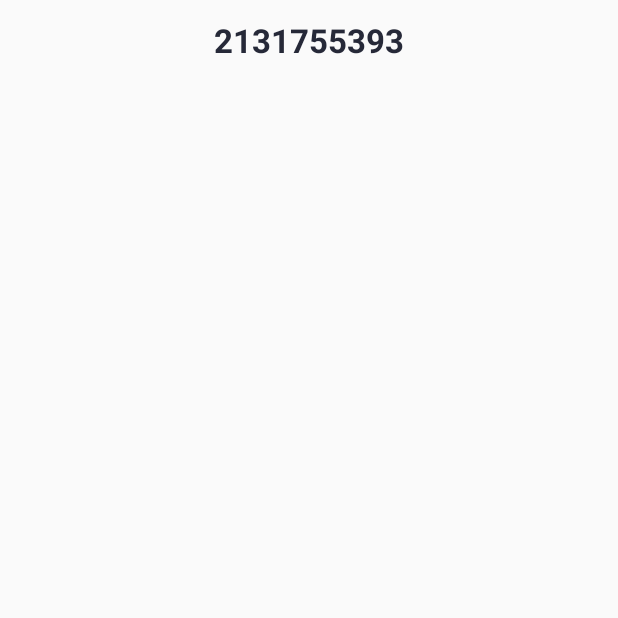
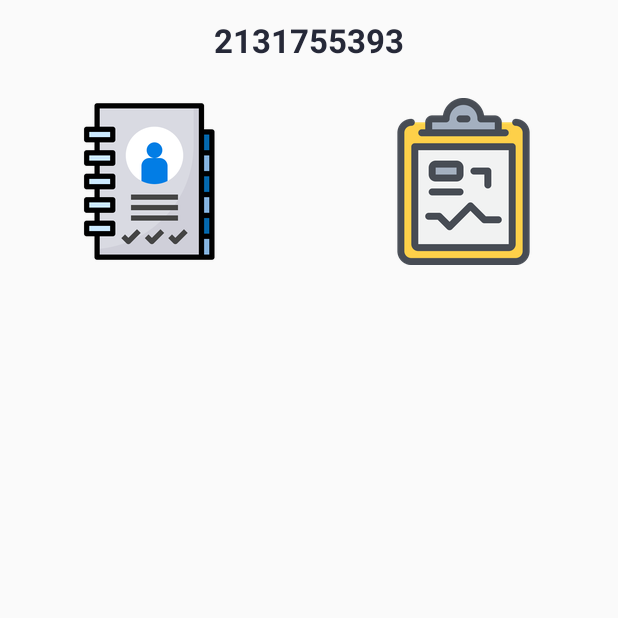
Before and after one commit to iamspd/ReportCard, an Android app: the MainActivity screen opened directly, with no data from a screen before it, on a phone screen of 412 x 824 dp, the top half of it. Run offline under Robolectric (Android 15) with nearby library versions, the phone set to English and light mode, and no system bars.

Commit message:
Images Commit

```diff
--- a/app/src/main/res/layout/activity_main.xml
+++ b/app/src/main/res/layout/activity_main.xml
@@ -16,6 +16,23 @@
         android:textSize="22sp"
         android:textStyle="bold" />
 
+    <LinearLayout
+        android:layout_width="match_parent"
+        android:layout_height="wrap_content"
+        android:layout_marginTop="12dp">
 
+        <ImageView
+            android:layout_height="wrap_content"
+            android:layout_width="0dp"
+            android:layout_weight="1"
+            android:src="@drawable/my_profile"/>
+
+        <ImageView
+            android:layout_height="wrap_content"
+            android:layout_width="0dp"
+            android:layout_weight="1"
+            android:src="@drawable/img_grade"/>
+
+    </LinearLayout>
 
 </LinearLayout>
```
Also changed, not shown: app/src/main/res/drawable-hdpi/img_grade.png (added), app/src/main/res/drawable-hdpi/my_profile.png (added), app/src/main/res/drawable-ldpi/img_grade.png (added), app/src/main/res/drawable-ldpi/my_profile.png (added), app/src/main/res/drawable-mdpi/img_grade.png (added), app/src/main/res/drawable-mdpi/my_profile.png (added), app/src/main/res/drawable-xhdpi/img_grade.png (added), app/src/main/res/drawable-xhdpi/my_profile.png (added), app/src/main/res/drawable-xxhdpi/img_grade.png (added), app/src/main/res/drawable-xxhdpi/my_profile.png (added), app/src/main/res/drawable-xxxhdpi/img_grade.png (added), app/src/main/res/drawable-xxxhdpi/my_profile.png (added).
